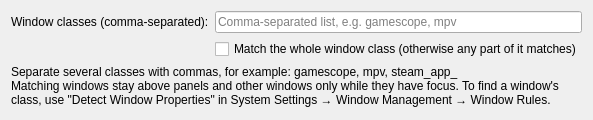
This is keep-above-when-focused/contents/ui/config.ui in typhoonbuster/kwin_scripts as Qt 5 draws it before an edit. The edited form follows.
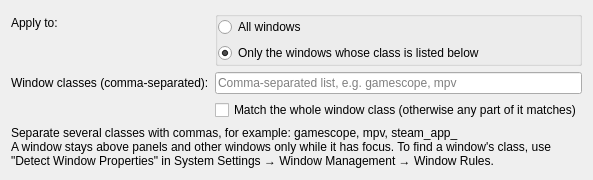
This is the edited form.

Commit message: Keep Above When Focused 1.1: add an all-windows mode

Diff of the .ui file:
```diff
--- a/keep-above-when-focused/contents/ui/config.ui
+++ b/keep-above-when-focused/contents/ui/config.ui
@@ -7,7 +7,7 @@
     <x>0</x>
     <y>0</y>
     <width>420</width>
-    <height>120</height>
+    <height>180</height>
    </rect>
   </property>
   <property name="windowTitle">
@@ -15,6 +15,53 @@
   </property>
   <layout class="QFormLayout" name="formLayout">
    <item row="0" column="0">
+    <widget class="QLabel" name="modeLabel">
+     <property name="text">
+      <string>Apply to:</string>
+     </property>
+    </widget>
+   </item>
+   <item row="0" column="1">
+    <!-- The index of the checked radio button is the Mode setting: keep the
+         buttons in the same order as the choices in main.xml. -->
+    <widget class="QGroupBox" name="kcfg_Mode">
+     <property name="flat">
+      <bool>true</bool>
+     </property>
+     <layout class="QVBoxLayout" name="modeLayout">
+      <property name="leftMargin">
+       <number>0</number>
+      </property>
+      <property name="topMargin">
+       <number>0</number>
+      </property>
+      <property name="rightMargin">
+       <number>0</number>
+      </property>
+      <property name="bottomMargin">
+       <number>0</number>
+      </property>
+      <item>
+       <widget class="QRadioButton" name="allWindowsMode">
+        <property name="text">
+         <string>All windows</string>
+        </property>
+       </widget>
+      </item>
+      <item>
+       <widget class="QRadioButton" name="windowClassesMode">
+        <property name="text">
+         <string>Only the windows whose class is listed below</string>
+        </property>
+        <property name="checked">
+         <bool>true</bool>
+        </property>
+       </widget>
+      </item>
+     </layout>
+    </widget>
+   </item>
+   <item row="1" column="0">
     <widget class="QLabel" name="windowClassesLabel">
      <property name="text">
       <string>Window classes (comma-separated):</string>
@@ -24,25 +71,25 @@
      </property>
     </widget>
    </item>
-   <item row="0" column="1">
+   <item row="1" column="1">
     <widget class="QLineEdit" name="kcfg_WindowClasses">
      <property name="placeholderText">
       <string>Comma-separated list, e.g. gamescope, mpv</string>
      </property>
     </widget>
    </item>
-   <item row="1" column="1">
+   <item row="2" column="1">
     <widget class="QCheckBox" name="kcfg_ExactMatch">
      <property name="text">
       <string>Match the whole window class (otherwise any part of it matches)</string>
      </property>
     </widget>
    </item>
-   <item row="2" column="0" colspan="2">
+   <item row="3" column="0" colspan="2">
     <widget class="QLabel" name="hintLabel">
      <property name="text">
       <string>Separate several classes with commas, for example: gamescope, mpv, steam_app_
-Matching windows stay above panels and other windows only while they have focus. To find a window's class, use "Detect Window Properties" in System Settings → Window Management → Window Rules.</string>
+A window stays above panels and other windows only while it has focus. To find a window's class, use "Detect Window Properties" in System Settings → Window Management → Window Rules.</string>
      </property>
      <property name="wordWrap">
       <bool>true</bool>
```
Left out of the diff: 21 changed lines with no effect on the pictures. The commit also changes 4 other files.
